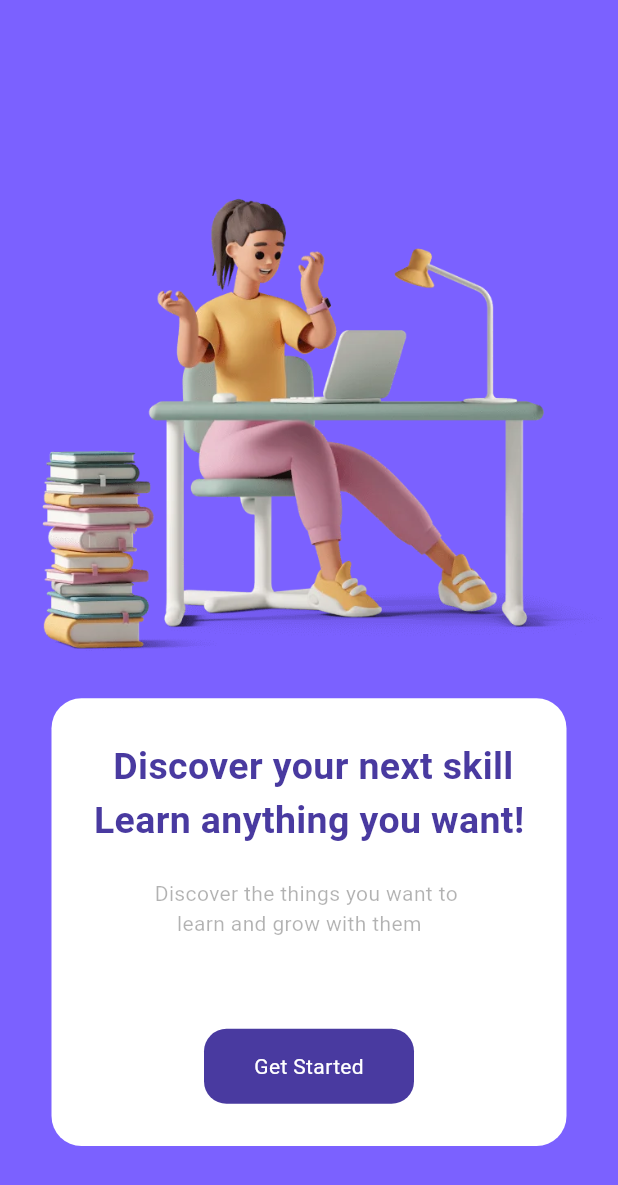
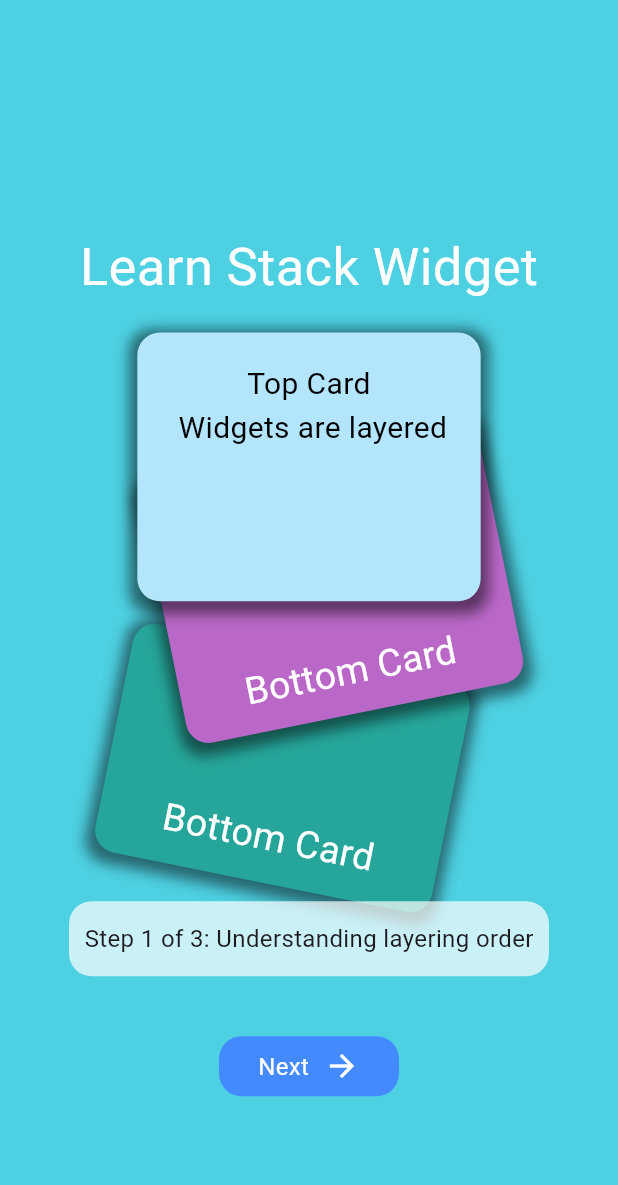
Before and after one commit to lagman5006/uy_ishi, a Flutter app: the screen it shows after launch, on a phone screen of 412 x 824 dp. Shown: the top 1185 px of the screen. Run offline on Flutter 3.47's test engine with Material 3 defaults, Android fonts, the phone set to English and light mode, and no system bars; our stand-ins replace flutter_screenutil.

Commit message:
homework is done

```diff
--- a/lib/widgets/test.dart
+++ b/lib/widgets/test.dart
@@ -8,22 +8,151 @@ class MyApp extends StatelessWidget {
   @override
   Widget build(BuildContext context) {
     return Scaffold(
-      backgroundColor: Colors.white,
-      body: Container(
-        color: Color(0xFF7B61FF),
+      backgroundColor: Colors.cyan.shade300,
+      body: Center(
+        child: SizedBox(
+          width: 220.w,
+          height: 400.h,
           child: Stack(
+            clipBehavior: Clip.none,
+
             alignment: Alignment.center,
             children: [
               Positioned(
-              bottom: 330,
-              child: Image.asset(
-                "assets/images/person.webp",
-                width: 350.w,
-                height: 350.h,
+                top: -20,
+                child: Text(
+                  "Learn Stack Widget",
+                  style: TextStyle(color: Colors.white, fontSize: 35),
                 ),
               ),
-            MyAppContainer(),
+              Positioned(
+                top: 240,
+                child: Container(
+                  padding: EdgeInsets.all(12),
+                  alignment: Alignment.bottomCenter,
+                  width: 200.w,
+                  height: 130.h,
+                  decoration: BoxDecoration(
+                    color: Colors.teal.shade400,
+                    borderRadius: BorderRadius.circular(15),
+                    boxShadow: [
+                      BoxShadow(
+                        color: Colors.black.withOpacity(0.5),
+                        // Shadow color
+                        spreadRadius: 5,
+                        // How much the shadow spreads
+                        blurRadius: 7,
+                        // Blur effect
+                        offset: Offset(0, 3),
+                      ),
                     ],
+                  ),
+                  transform: Matrix4.rotationZ(0.2),
+                  child: Text(
+                    "Bottom Card",
+                    style: TextStyle(color: Colors.white, fontSize: 25),
+                  ),
+                ),
+              ),
+              Positioned(
+                child: Container(
+                  padding: EdgeInsets.all(10),
+                  alignment: Alignment.bottomCenter,
+                  width: 200.w,
+                  height: 150.h,
+                  decoration: BoxDecoration(
+                    color: Colors.purple.shade300,
+                    borderRadius: BorderRadius.circular(15),
+                    boxShadow: [
+                      BoxShadow(
+                        color: Colors.black.withOpacity(0.5),
+                        // Shadow color
+                        spreadRadius: 5,
+                        // How much the shadow spreads
+                        blurRadius: 7,
+                        // Blur effect
+                        offset: Offset(0, 3),
+                      ),
+                    ],
+                  ),
+                  transform: Matrix4.rotationZ(-0.2),
+                  child: Text(
+                    "Bottom Card",
+                    style: TextStyle(color: Colors.white, fontSize: 25),
+                  ),
+                ),
+              ),
+              Positioned(
+                bottom: 250,
+                child: Container(
+                  padding: EdgeInsets.all(20),
+                  alignment: Alignment.topCenter,
+                  width: 200.w,
+                  height: 150.h,
+                  decoration: BoxDecoration(
+                    color: Colors.lightBlue.shade100,
+                    borderRadius: BorderRadius.circular(15),
+                    boxShadow: [
+                      BoxShadow(
+                        color: Colors.black.withOpacity(0.5),
+                        // Shadow color
+                        spreadRadius: 5,
+                        // How much the shadow spreads
+                        blurRadius: 7,
+                        // Blur effect
+                        offset: Offset(0, 3),
+                      ),
+                    ],
+                  ),
+                  child: Text(
+                    textAlign: TextAlign.center,
+                    "Top Card \n Widgets are layered",
+                    style: TextStyle(color: Colors.black, fontSize: 20),
+                  ),
+                ),
+              ),
+
+              Positioned(
+                bottom: 0,
+                child: Container(
+                  alignment: Alignment.center,
+                  width: 320,
+                  height: 50,
+                  decoration: BoxDecoration(
+                    color: Colors.white70,
+                    borderRadius: BorderRadius.circular(15),
+                  ),
+                  child: Text(
+                    "Step 1 of 3: Understanding layering order",
+                    style: TextStyle(fontSize: 16),
+                  ),
+                ),
+              ),
+              Positioned(
+                bottom: -80,
+                child: Container(
+                  alignment: Alignment.center,
+                  width: 120,
+                  height: 40,
+                  decoration: BoxDecoration(
+                    color: Colors.blueAccent,
+                    borderRadius: BorderRadius.circular(15),
+                  ),
+                  child: Row(
+                    spacing: 10,
+                    mainAxisAlignment: MainAxisAlignment.center,
+                    children: [
+                      Text(
+                        "Next",
+                        style: TextStyle(fontSize: 16, color: Colors.white),
+                      ),
+                      Icon(Icons.arrow_forward, color: Colors.white),
+                    ],
+                  ),
+                ),
+              ),
+            ],
+          ),
         ),
       ),
     );
```
Lines whose indentation alone changed are shown as unchanged.
